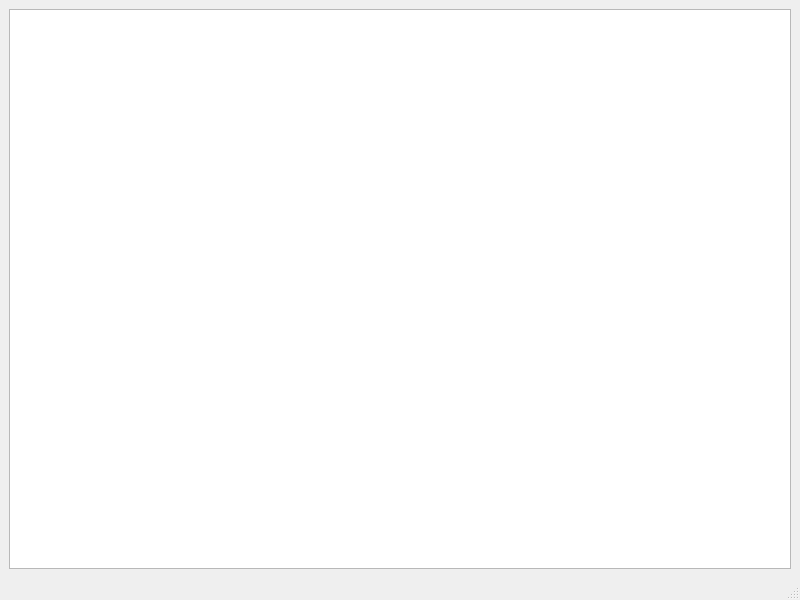
Before: the Qt Designer form mainwindow.ui in LykBran/LPiano, drawn with Qt 5.
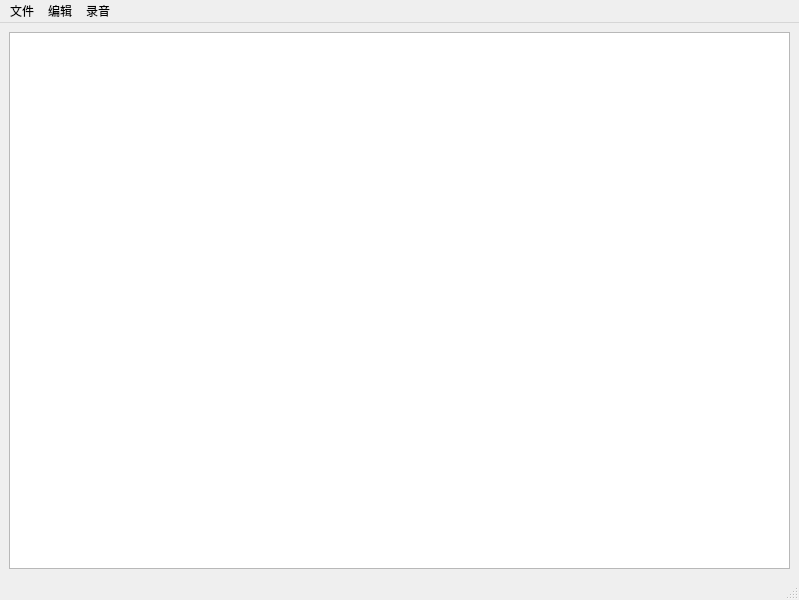
After: the same form once the commit is applied.

Diff of the .ui file:
```diff
--- a/mainwindow.ui
+++ b/mainwindow.ui
@@ -6,7 +6,7 @@
    <rect>
     <x>0</x>
     <y>0</y>
-    <width>800</width>
+    <width>799</width>
     <height>600</height>
    </rect>
   </property>
@@ -16,7 +16,11 @@
   <widget class="QWidget" name="centralwidget">
    <layout class="QGridLayout" name="gridLayout">
     <item row="0" column="0">
-     <widget class="QListView" name="listView"/>
+     <widget class="QListWidget" name="listWidget">
+      <property name="movement">
+       <enum>QListView::Movement::Static</enum>
+      </property>
+     </widget>
     </item>
    </layout>
   </widget>
@@ -25,10 +29,34 @@
     <rect>
      <x>0</x>
      <y>0</y>
-     <width>800</width>
+     <width>799</width>
      <height>33</height>
     </rect>
    </property>
+   <widget class="QMenu" name="menu_File">
+    <property name="title">
+     <string>文件</string>
+    </property>
+    <addaction name="action_import"/>
+    <addaction name="action_export"/>
+   </widget>
+   <widget class="QMenu" name="menu_Edit">
+    <property name="title">
+     <string>编辑</string>
+    </property>
+    <addaction name="action_delete"/>
+   </widget>
+   <widget class="QMenu" name="menu_Record">
+    <property name="title">
+     <string>录音</string>
+    </property>
+    <addaction name="action_sync"/>
+    <addaction name="separator"/>
+    <addaction name="action_play"/>
+   </widget>
+   <addaction name="menu_File"/>
+   <addaction name="menu_Edit"/>
+   <addaction name="menu_Record"/>
   </widget>
   <widget class="QStatusBar" name="statusbar"/>
  </widget>
```
Left out of the diff: 50 changed lines with no effect on the pictures.
